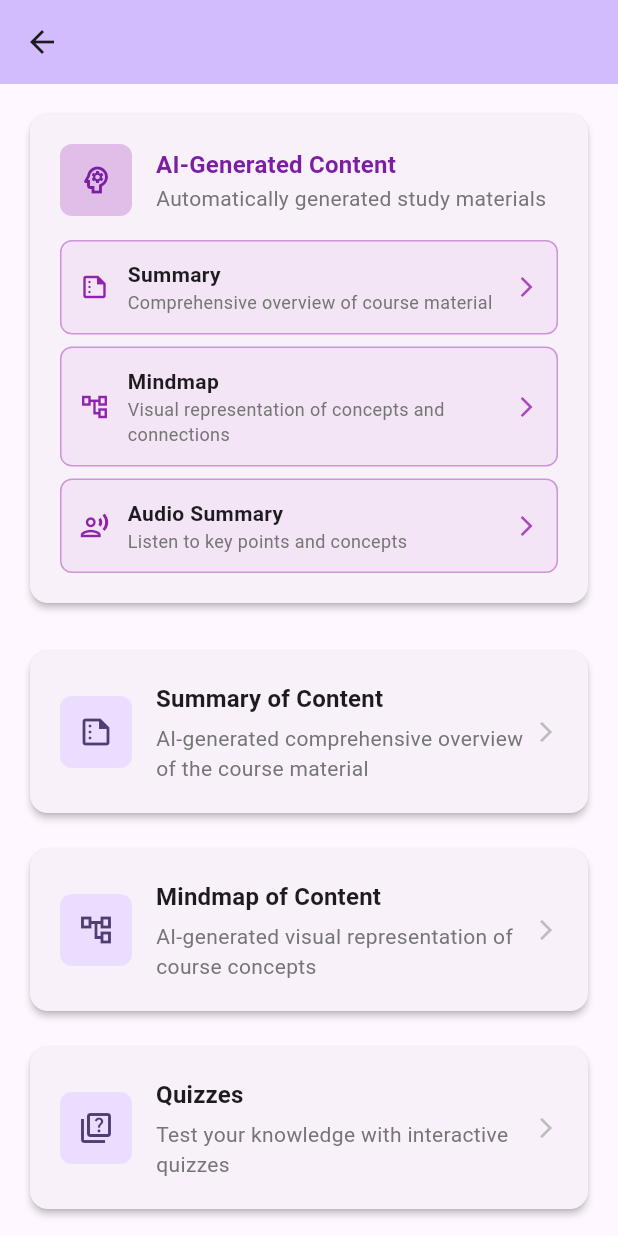
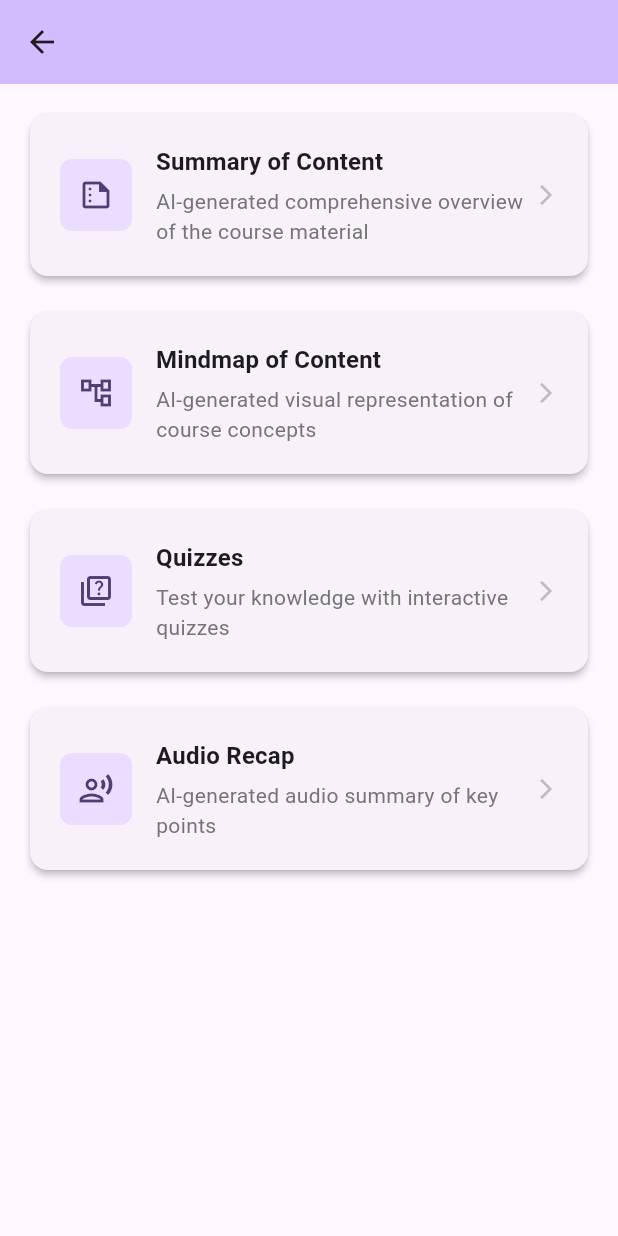
Before and after one commit to Gallardo166/looma, a Flutter app: the CourseDetailPage screen opened directly with empty values, on a phone screen of 412 x 824 dp. Run offline on Flutter 3.47's test engine with Material 3 defaults, Android fonts, the phone set to English and light mode, and no system bars; our stand-ins replace file_picker, supabase_flutter; accounts and stored records are empty.

Commit message:
Clean up course detail page

```diff
--- a/lib/pages/course_detail_page.dart
+++ b/lib/pages/course_detail_page.dart
@@ -30,12 +30,6 @@
             // Course Files Section
             if (course.files.isNotEmpty) ...[
               _buildFilesSection(context),
-              const SizedBox(height: 24),
-            ],
-
-            // AI-Generated Content Section
-            if (course.hasAIContent) ...[
-              _buildAIContentSection(context),
               const SizedBox(height: 24),
             ],
 
@@ -424,148 +418,6 @@
     );
   }
 
-  Widget _buildAIContentSection(BuildContext context) {
-    return Card(
-      elevation: 2,
-      child: Padding(
-        padding: const EdgeInsets.all(20.0),
-        child: Column(
-          crossAxisAlignment: CrossAxisAlignment.start,
-          children: [
-            Row(
-              children: [
-                Container(
-                  padding: const EdgeInsets.all(12),
-                  decoration: BoxDecoration(
-                    color: Colors.purple.shade100,
-                    borderRadius: BorderRadius.circular(8),
-                  ),
-                  child: Icon(
-                    Icons.psychology_outlined,
-                    color: Colors.purple.shade700,
-                    size: 24,
-                  ),
-                ),
-                const SizedBox(width: 16),
-                Expanded(
-                  child: Column(
-                    crossAxisAlignment: CrossAxisAlignment.start,
-                    children: [
-                      Text(
-                        'AI-Generated Content',
-                        style: Theme.of(context).textTheme.titleMedium?.copyWith(
-                          fontWeight: FontWeight.bold,
-                          color: Colors.purple.shade700,
-                        ),
-                      ),
-                      Text(
-                        'Automatically generated study materials',
-                        style: Theme.of(context).textTheme.bodyMedium?.copyWith(
-                          color: Colors.grey[600],
-                        ),
-                      ),
-                    ],
-                  ),
-                ),
-              ],
-            ),
-            const SizedBox(height: 16),
-
-            // AI Content Items
-            if (course.hasSummary) ...[
-              _buildAIContentItem(
-                context,
-                title: 'Summary',
-                icon: Icons.summarize_outlined,
-                description: 'Comprehensive overview of course material',
-                onTap: () => _showAIContent(context, 'Summary', course.summaryFile!),
-              ),
-              const SizedBox(height: 8),
-            ],
-
-            if (course.hasMindmap) ...[
-              _buildAIContentItem(
-                context,
-                title: 'Mindmap',
-                icon: Icons.account_tree_outlined,
-                description: 'Visual representation of concepts and connections',
-                onTap: () => _showAIContent(context, 'Mindmap', course.mindmapFile!),
-              ),
-              const SizedBox(height: 8),
-            ],
-
-            if (course.hasAudio) ...[
-              _buildAIContentItem(
-                context,
-                title: 'Audio Summary',
-                icon: Icons.record_voice_over_outlined,
-                description: 'Listen to key points and concepts',
-                onTap: () => _playAudioFile(context, course.audioFile!),
-              ),
-            ],
-          ],
-        ),
-      ),
-    );
-  }
-
-  Widget _buildAIContentItem(
-    BuildContext context, {
-    required String title,
-    required IconData icon,
-    required String description,
-    required VoidCallback onTap,
-  }) {
-    return InkWell(
-      onTap: onTap,
-      borderRadius: BorderRadius.circular(8),
-      child: Container(
-        padding: const EdgeInsets.all(12),
-        decoration: BoxDecoration(
-          color: Colors.purple.shade50,
-          borderRadius: BorderRadius.circular(8),
-          border: Border.all(color: Colors.purple.shade200),
-        ),
-        child: Row(
-          children: [
-            Icon(
-              icon,
-              color: Colors.purple.shade600,
-              size: 20,
-            ),
-            const SizedBox(width: 12),
-            Expanded(
-              child: Column(
-                crossAxisAlignment: CrossAxisAlignment.start,
-                children: [
-                  Text(
-                    title,
-                    style: const TextStyle(
-                      fontSize: 14,
-                      fontWeight: FontWeight.w600,
-                    ),
-                  ),
-                  Text(
-                    description,
-                    style: TextStyle(
-                      fontSize: 12,
-                      color: Colors.grey[600],
-                    ),
-                  ),
-                ],
-              ),
-            ),
-            Icon(
-              Icons.arrow_forward_ios,
-              size: 16,
-              color: Colors.purple.shade400,
-            ),
-          ],
-        ),
-      ),
-    );
-  }
-
   void _showAIContent(BuildContext context, String title, CourseFile file) {
     showDialog(
       context: context,
```
